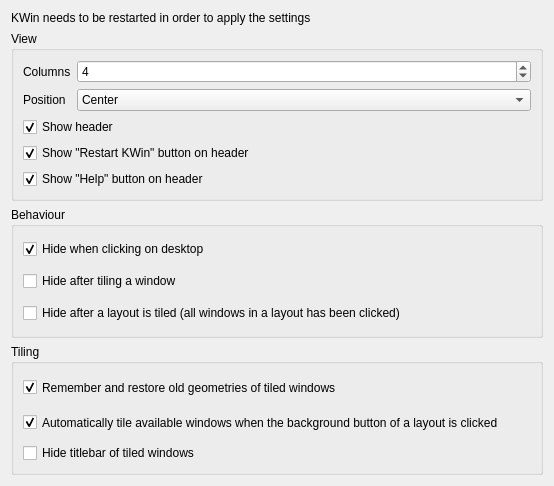
Old version of the form package/contents/ui/config.ui in the repository qewer33/Exquisite.
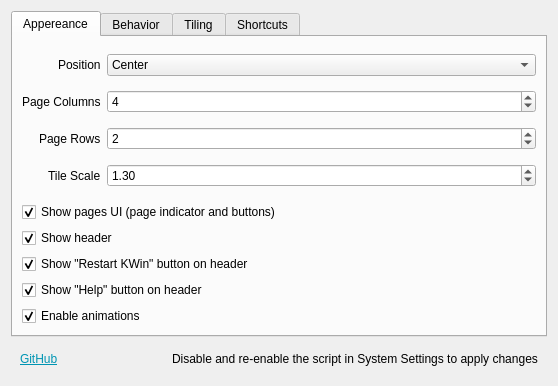
New version of the form. Icons and pictures are not drawn.

Commit message: Revamp the config dialog

What changed in the file:
```diff
--- a/package/contents/ui/config.ui
+++ b/package/contents/ui/config.ui
@@ -6,27 +6,54 @@
    <rect>
     <x>0</x>
     <y>0</y>
-    <width>554</width>
-    <height>486</height>
+    <width>558</width>
+    <height>386</height>
    </rect>
   </property>
+  <property name="sizePolicy">
+   <sizepolicy hsizetype="Preferred" vsizetype="Fixed">
+    <horstretch>0</horstretch>
+    <verstretch>0</verstretch>
+   </sizepolicy>
+  </property>
   <layout class="QVBoxLayout" name="verticalLayout">
    <item>
-    <widget class="QLabel" name="label_3">
-     <property name="text">
-      <string>KWin needs to be restarted in order to apply the settings</string>
+    <widget class="QTabWidget" name="tabWidget">
+     <property name="tabShape">
+      <enum>QTabWidget::Rounded</enum>
      </property>
-    </widget>
-   </item>
-   <item>
-    <widget class="QGroupBox" name="groupBox">
-     <property name="title">
-      <string>View</string>
+     <property name="currentIndex">
+      <number>0</number>
      </property>
-     <layout class="QVBoxLayout" name="verticalLayout_3">
+     <property name="documentMode">
+      <bool>false</bool>
+     </property>
+     <property name="tabsClosable">
+      <bool>false</bool>
+     </property>
+     <property name="tabBarAutoHide">
+      <bool>false</bool>
+     </property>
+     <widget class="QWidget" name="tab">
+      <attribute name="icon">
+       <iconset theme="preferences-desktop-color"/>
+      </attribute>
+      <attribute name="title">
+       <string>Appereance</string>
+      </attribute>
+      <layout class="QVBoxLayout" name="verticalLayout_2">
       <item>
        <layout class="QFormLayout" name="formLayout">
-        <item row="0" column="1">
+         <property name="fieldGrowthPolicy">
+          <enum>QFormLayout::ExpandingFieldsGrow</enum>
+         </property>
+         <property name="rowWrapPolicy">
+          <enum>QFormLayout::DontWrapRows</enum>
+         </property>
+         <property name="labelAlignment">
+          <set>Qt::AlignRight|Qt::AlignTrailing|Qt::AlignVCenter</set>
+         </property>
+         <item row="1" column="1">
          <widget class="QSpinBox" name="kcfg_columns">
           <property name="sizePolicy">
            <sizepolicy hsizetype="Expanding" vsizetype="Fixed">
@@ -46,13 +73,6 @@
          </widget>
         </item>
         <item row="1" column="0">
-         <widget class="QLabel" name="label_2">
-          <property name="text">
-           <string>Position</string>
-          </property>
-         </widget>
-        </item>
-        <item row="0" column="0">
          <widget class="QLabel" name="label">
           <property name="sizePolicy">
            <sizepolicy hsizetype="Expanding" vsizetype="Expanding">
@@ -61,11 +81,34 @@
            </sizepolicy>
           </property>
           <property name="text">
-           <string>Columns</string>
+            <string>Page Columns</string>
           </property>
          </widget>
         </item>
-        <item row="1" column="1">
+         <item row="2" column="1">
+          <widget class="QSpinBox" name="kcfg_rows">
+           <property name="sizePolicy">
+            <sizepolicy hsizetype="Expanding" vsizetype="Fixed">
+             <horstretch>0</horstretch>
+             <verstretch>0</verstretch>
+            </sizepolicy>
+           </property>
+           <property name="autoFillBackground">
+            <bool>false</bool>
+           </property>
+           <property name="value">
+            <number>2</number>
+           </property>
+          </widget>
+         </item>
+         <item row="2" column="0">
+          <widget class="QLabel" name="label_4">
+           <property name="text">
+            <string>Page Rows</string>
+           </property>
+          </widget>
+         </item>
+         <item row="0" column="1">
          <widget class="QComboBox" name="kcfg_position">
           <property name="sizePolicy">
            <sizepolicy hsizetype="Expanding" vsizetype="Fixed">
@@ -96,12 +139,58 @@
           </item>
          </widget>
         </item>
-       </layout>
-      </item>
+         <item row="0" column="0">
+          <widget class="QLabel" name="label_2">
+           <property name="text">
+            <string>Position</string>
+           </property>
+          </widget>
+         </item>
+         <item row="3" column="1">
+          <widget class="QDoubleSpinBox" name="kcfg_tileScale">
+           <property name="sizePolicy">
+            <sizepolicy hsizetype="Expanding" vsizetype="Fixed">
+             <horstretch>0</horstretch>
+             <verstretch>0</verstretch>
+            </sizepolicy>
+           </property>
+           <property name="minimum">
+            <double>1.000000000000000</double>
+           </property>
+           <property name="maximum">
+            <double>3.000000000000000</double>
+           </property>
+           <property name="singleStep">
+            <double>0.100000000000000</double>
+           </property>
+           <property name="value">
+            <double>1.300000000000000</double>
+           </property>
+          </widget>
+         </item>
+         <item row="3" column="0">
+          <widget class="QLabel" name="label_5">
+           <property name="text">
+            <string>Tile Scale</string>
+           </property>
+          </widget>
+         </item>
+        </layout>
+       </item>
+       <item>
+        <widget class="QCheckBox" name="kcfg_showPagesUI">
+         <property name="text">
+          <string>Show pages UI (page indicator and buttons)</string>
+         </property>
+         <property name="checked">
+          <bool>true</bool>
+         </property>
+        </widget>
+       </item>
       <item>
        <widget class="QCheckBox" name="kcfg_showHeader">
         <property name="sizePolicy">
-         <sizepolicy hsizetype="Minimum" vsizetype="Expanding">
+          <sizepolicy hsizetype="Minimum" vsizetype="Fixed">
           <horstretch>0</horstretch>
           <verstretch>0</verstretch>
          </sizepolicy>
@@ -117,7 +206,7 @@
       <item>
        <widget class="QCheckBox" name="kcfg_showRestartButton">
         <property name="sizePolicy">
-         <sizepolicy hsizetype="Minimum" vsizetype="Expanding">
+          <sizepolicy hsizetype="Minimum" vsizetype="Fixed">
           <horstretch>0</horstretch>
           <verstretch>0</verstretch>
          </sizepolicy>
@@ -136,7 +225,7 @@
       <item>
        <widget class="QCheckBox" name="kcfg_showHelpButton">
         <property name="sizePolicy">
-         <sizepolicy hsizetype="Minimum" vsizetype="Expanding">
+          <sizepolicy hsizetype="Minimum" vsizetype="Fixed">
           <horstretch>0</horstretch>
           <verstretch>0</verstretch>
          </sizepolicy>
@@ -152,51 +241,48 @@
         </property>
        </widget>
       </item>
-     </layout>
-    </widget>
-   </item>
    <item>
-    <widget class="QGroupBox" name="groupBox_2">
-     <property name="title">
-      <string>Behaviour</string>
-     </property>
-     <layout class="QVBoxLayout" name="verticalLayout_4">
-      <item>
-       <widget class="QCheckBox" name="kcfg_hideOnDesktopClick">
-        <property name="sizePolicy">
-         <sizepolicy hsizetype="Minimum" vsizetype="Expanding">
-          <horstretch>0</horstretch>
-          <verstretch>0</verstretch>
-         </sizepolicy>
-        </property>
+        <widget class="QCheckBox" name="kcfg_enableAnimations">
         <property name="text">
-         <string>Hide when clicking on desktop</string>
+          <string>Enable animations</string>
         </property>
         <property name="checked">
          <bool>true</bool>
         </property>
        </widget>
       </item>
-      <item>
-       <widget class="QCheckBox" name="kcfg_hideOnFirstTile">
-        <property name="sizePolicy">
-         <sizepolicy hsizetype="Minimum" vsizetype="Expanding">
-          <horstretch>0</horstretch>
-          <verstretch>0</verstretch>
-         </sizepolicy>
-        </property>
-        <property name="text">
-         <string>Hide after tiling a window</string>
-        </property>
-        <property name="checked">
-         <bool>false</bool>
-        </property>
-       </widget>
-      </item>
+      </layout>
+     </widget>
+     <widget class="QWidget" name="tab_2">
+      <attribute name="icon">
+       <iconset theme="preferences"/>
+      </attribute>
+      <attribute name="title">
+       <string>Behavior</string>
+      </attribute>
+      <layout class="QVBoxLayout" name="verticalLayout_3">
+       <property name="spacing">
+        <number>6</number>
+       </property>
+       <property name="sizeConstraint">
+        <enum>QLayout::SetDefaultConstraint</enum>
+       </property>
+       <property name="leftMargin">
+        <number>6</number>
+       </property>
+       <property name="topMargin">
+        <number>6</number>
+       </property>
+       <property name="rightMargin">
+        <number>6</number>
+       </property>
+       <property name="bottomMargin">
+        <number>6</number>
+       </property>
       <item>
        <widget class="QCheckBox" name="kcfg_hideOnLayoutTiled">
         <property name="sizePolicy">
-         <sizepolicy hsizetype="Minimum" vsizetype="Expanding">
+          <sizepolicy hsizetype="Minimum" vsizetype="Maximum">
           <horstretch>0</horstretch>
           <verstretch>0</verstretch>
          </sizepolicy>
@@ -206,19 +292,55 @@
         </property>
        </widget>
       </item>
-     </layout>
-    </widget>
-   </item>
-   <item>
-    <widget class="QGroupBox" name="groupBox_3">
-     <property name="title">
+       <item>
+        <widget class="QCheckBox" name="kcfg_hideOnFirstTile">
+         <property name="sizePolicy">
+          <sizepolicy hsizetype="Minimum" vsizetype="Maximum">
+           <horstretch>0</horstretch>
+           <verstretch>0</verstretch>
+          </sizepolicy>
+         </property>
+         <property name="text">
+          <string>Hide after tiling a window</string>
+         </property>
+         <property name="checked">
+          <bool>false</bool>
+         </property>
+        </widget>
+       </item>
+       <item>
+        <widget class="QCheckBox" name="kcfg_hideOnDesktopClick">
+         <property name="sizePolicy">
+          <sizepolicy hsizetype="Minimum" vsizetype="Maximum">
+           <horstretch>0</horstretch>
+           <verstretch>0</verstretch>
+          </sizepolicy>
+         </property>
+         <property name="text">
+          <string>Hide when clicking on desktop</string>
+         </property>
+         <property name="checked">
+          <bool>true</bool>
+         </property>
+        </widget>
+       </item>
+       <item>
+        <widget class="QWidget" name="widget" native="true"/>
+       </item>
+      </layout>
+     </widget>
+     <widget class="QWidget" name="tab_3">
+      <attribute name="icon">
+       <iconset theme="preferences-desktop-virtual"/>
+      </attribute>
+      <attribute name="title">
       <string>Tiling</string>
-     </property>
-     <layout class="QVBoxLayout" name="verticalLayout_5">
+      </attribute>
+      <layout class="QVBoxLayout" name="verticalLayout_6">
       <item>
        <widget class="QCheckBox" name="kcfg_rememberWindowGeometries">
         <property name="sizePolicy">
-         <sizepolicy hsizetype="Minimum" vsizetype="Expanding">
+          <sizepolicy hsizetype="Minimum" vsizetype="Fixed">
           <horstretch>0</horstretch>
           <verstretch>0</verstretch>
          </sizepolicy>
@@ -234,7 +356,7 @@
       <item>
        <widget class="QCheckBox" name="kcfg_tileAvailableWindowsOnBackgroundClick">
         <property name="sizePolicy">
-         <sizepolicy hsizetype="Minimum" vsizetype="Expanding">
+          <sizepolicy hsizetype="Minimum" vsizetype="Fixed">
           <horstretch>0</horstretch>
           <verstretch>0</verstretch>
          </sizepolicy>
@@ -251,6 +373,66 @@
        <widget class="QCheckBox" name="kcfg_hideTiledWindowTitlebar">
         <property name="text">
          <string>Hide titlebar of tiled windows</string>
+         </property>
+        </widget>
+       </item>
+       <item>
+        <widget class="QWidget" name="widget_2" native="true"/>
+       </item>
+      </layout>
+     </widget>
+     <widget class="QWidget" name="tab_4">
+      <attribute name="icon">
+       <iconset theme="configure-shortcuts"/>
+      </attribute>
+      <attribute name="title">
+       <string>Shortcuts</string>
+      </attribute>
+      <layout class="QHBoxLayout" name="horizontalLayout_2">
+       <property name="leftMargin">
+        <number>50</number>
+       </property>
+       <property name="rightMargin">
+        <number>50</number>
+       </property>
+       <item>
+        <widget class="QLabel" name="label_7">
+         <property name="text">
+          <string>To configure the shortcuts of this script: 
+ Go to System Settings -&gt; Shortcuts -&gt; KWin and search for &quot;Exquisite&quot;</string>
+         </property>
+         <property name="alignment">
+          <set>Qt::AlignCenter</set>
+         </property>
+         <property name="wordWrap">
+          <bool>true</bool>
+         </property>
+        </widget>
+       </item>
+      </layout>
+     </widget>
+    </widget>
+   </item>
+   <item>
+    <widget class="QWidget" name="widget_3" native="true">
+     <layout class="QHBoxLayout" name="horizontalLayout">
+      <item>
+       <widget class="QLabel" name="label_6">
+        <property name="text">
+         <string>&lt;html&gt;&lt;head/&gt;&lt;body&gt;&lt;p&gt;&lt;a href=&quot;https://github.com/qewer33/Exquisite&quot;&gt;&lt;span style=&quot; text-decoration: underline; color:#0095b3;&quot;&gt;GitHub&lt;/span&gt;&lt;/a&gt;&lt;/p&gt;&lt;/body&gt;&lt;/html&gt;</string>
+        </property>
+        <property name="textFormat">
+         <enum>Qt::RichText</enum>
+        </property>
+        <property name="textInteractionFlags">
+         <set>Qt::LinksAccessibleByKeyboard|Qt::LinksAccessibleByMouse</set>
+        </property>
+       </widget>
+      </item>
+      <item>
+       <widget class="QLabel" name="label_3">
+        <property name="text">
+         <string>Disable and re-enable the script in System Settings to apply changes</string>
         </property>
        </widget>
       </item>
```
Left out of the diff: 6 changed lines with no effect on the pictures. Lines whose indentation alone changed are shown as unchanged.
